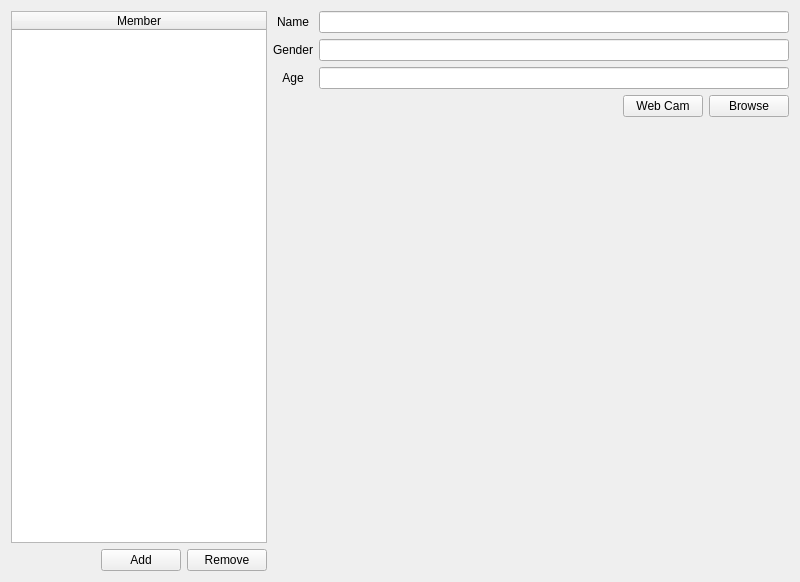
Above: VASystem/UI/RegisterFaceWidget.ui from rocking5566/Gaea before the change. Below: the same form after it.
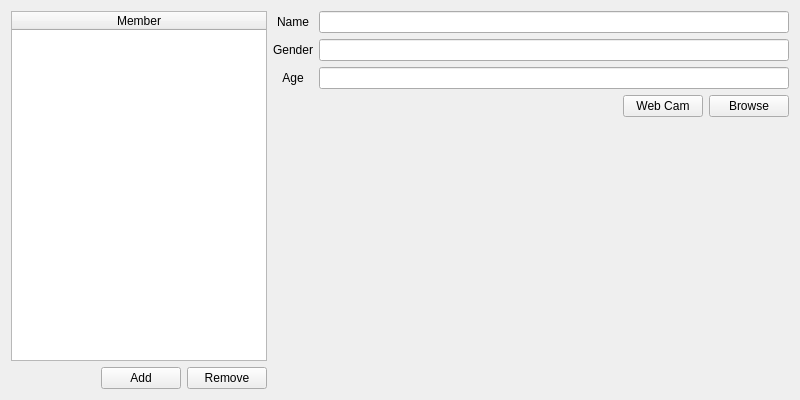
That is the form after the change.

Commit message: [What] Refine Widget size

Diff of the .ui file:
```diff
--- a/VASystem/UI/RegisterFaceWidget.ui
+++ b/VASystem/UI/RegisterFaceWidget.ui
@@ -7,7 +7,7 @@
     <x>0</x>
     <y>0</y>
     <width>800</width>
-    <height>582</height>
+    <height>400</height>
    </rect>
   </property>
   <property name="windowTitle">
```
